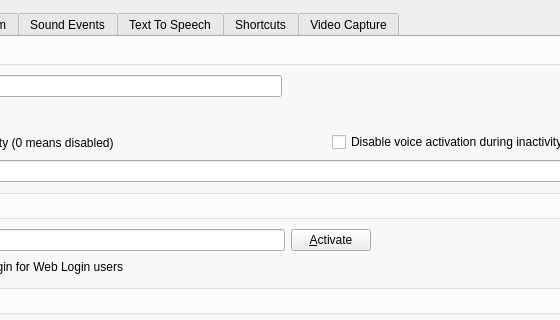
This is Client/qtTeamTalk/preferences.ui in BearWare/TeamTalk5 as Qt 5 draws it before an edit; both pictures show x 311 to 871 and y 0 to 320 of the 1125 by 737 pixel window. The edited form follows.
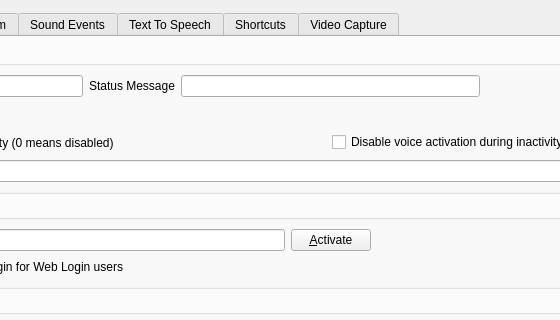
This is the edited form. Icons and pictures are not drawn. Custom widgets are drawn as their Qt base class.

Commit message: Ability to set status message for each server

Patch:
```diff
--- a/Client/qtTeamTalk/preferences.ui
+++ b/Client/qtTeamTalk/preferences.ui
@@ -94,6 +94,19 @@
             <item>
              <widget class="QLineEdit" name="nicknameEdit"/>
             </item>
+            <item>
+             <widget class="QLabel" name="label_statusmsg">
+              <property name="text">
+               <string>Status Message</string>
+              </property>
+              <property name="buddy">
+               <cstring>statusmsgEdit</cstring>
+              </property>
+             </widget>
+            </item>
+            <item>
+             <widget class="QLineEdit" name="statusmsgEdit"/>
+            </item>
             <item>
              <spacer name="horizontalSpacer">
               <property name="orientation">
```
The commit also changes 14 other files.
